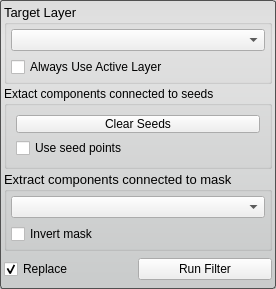
Old version of the form Interface/ToolInterface/ConnectedComponentFilterInterface.ui in the repository jessdtate/Seg3D.
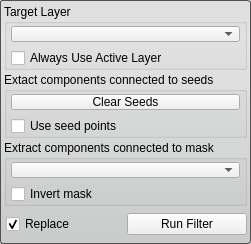
New version of the form.

```diff
--- a/Interface/ToolInterface/ConnectedComponentFilterInterface.ui
+++ b/Interface/ToolInterface/ConnectedComponentFilterInterface.ui
@@ -6,8 +6,8 @@
    <rect>
     <x>0</x>
     <y>0</y>
-    <width>276</width>
-    <height>289</height>
+    <width>251</width>
+    <height>244</height>
    </rect>
   </property>
   <property name="sizePolicy">
@@ -47,16 +47,20 @@
    </property>
    <item>
     <widget class="QGroupBox" name="target_groupbox_">
-     <property name="font">
-      <font>
-       <pointsize>10</pointsize>
-      </font>
-     </property>
      <property name="title">
       <string>Target Layer</string>
      </property>
      <layout class="QVBoxLayout" name="verticalLayout_4">
-      <property name="margin">
+      <property name="leftMargin">
+       <number>4</number>
+      </property>
+      <property name="topMargin">
+       <number>2</number>
+      </property>
+      <property name="rightMargin">
+       <number>4</number>
+      </property>
+      <property name="bottomMargin">
        <number>4</number>
       </property>
       <item>
@@ -70,10 +74,28 @@
        </widget>
       </item>
       <item>
-       <widget class="QCheckBox" name="use_active_layer_">
-        <property name="text">
-         <string>Always Use Active Layer</string>
+       <widget class="QWidget" name="widget_2" native="true">
+        <property name="minimumSize">
+         <size>
+          <width>0</width>
+          <height>20</height>
+         </size>
         </property>
+        <layout class="QHBoxLayout" name="horizontalLayout_2">
+         <property name="spacing">
+          <number>0</number>
+         </property>
+         <property name="margin">
+          <number>0</number>
+         </property>
+         <item>
+          <widget class="QCheckBox" name="use_active_layer_">
+           <property name="text">
+            <string>Always Use Active Layer</string>
+           </property>
+          </widget>
+         </item>
+        </layout>
        </widget>
       </item>
      </layout>
@@ -85,6 +107,21 @@
       <string>Extact components connected to seeds</string>
      </property>
      <layout class="QVBoxLayout" name="verticalLayout_2">
+      <property name="spacing">
+       <number>6</number>
+      </property>
+      <property name="leftMargin">
+       <number>4</number>
+      </property>
+      <property name="topMargin">
+       <number>2</number>
+      </property>
+      <property name="rightMargin">
+       <number>4</number>
+      </property>
+      <property name="bottomMargin">
+       <number>4</number>
+      </property>
       <item>
        <widget class="QPushButton" name="clearSeedsButton">
         <property name="sizePolicy">
@@ -99,10 +136,28 @@
        </widget>
       </item>
       <item>
-       <widget class="QCheckBox" name="use_seeds_">
-        <property name="text">
-         <string>Use seed points</string>
+       <widget class="QWidget" name="widget_3" native="true">
+        <property name="minimumSize">
+         <size>
+          <width>0</width>
+          <height>20</height>
+         </size>
         </property>
+        <layout class="QHBoxLayout" name="horizontalLayout_3">
+         <property name="spacing">
+          <number>0</number>
+         </property>
+         <property name="margin">
+          <number>0</number>
+         </property>
+         <item>
+          <widget class="QCheckBox" name="use_seeds_">
+           <property name="text">
+            <string>Use seed points</string>
+           </property>
+          </widget>
+         </item>
+        </layout>
        </widget>
       </item>
      </layout>
@@ -110,16 +165,20 @@
    </item>
    <item>
     <widget class="QGroupBox" name="connected_to_mask_groupbox_">
-     <property name="font">
-      <font>
-       <pointsize>10</pointsize>
-      </font>
-     </property>
      <property name="title">
       <string>Extract components connected to mask</string>
      </property>
      <layout class="QVBoxLayout" name="verticalLayout_5">
-      <property name="margin">
+      <property name="leftMargin">
+       <number>4</number>
+      </property>
+      <property name="topMargin">
+       <number>2</number>
+      </property>
+      <property name="rightMargin">
+       <number>4</number>
+      </property>
+      <property name="bottomMargin">
        <number>4</number>
       </property>
       <item>
@@ -133,10 +192,28 @@
        </widget>
       </item>
       <item>
-       <widget class="QCheckBox" name="invert_mask_">
-        <property name="text">
-         <string>Invert mask</string>
+       <widget class="QWidget" name="widget_4" native="true">
+        <property name="minimumSize">
+         <size>
+          <width>0</width>
+          <height>20</height>
+         </size>
         </property>
+        <layout class="QHBoxLayout" name="horizontalLayout_4">
+         <property name="spacing">
+          <number>0</number>
+         </property>
+         <property name="margin">
+          <number>0</number>
+         </property>
+         <item>
+          <widget class="QCheckBox" name="invert_mask_">
+           <property name="text">
+            <string>Invert mask</string>
+           </property>
+          </widget>
+         </item>
+        </layout>
        </widget>
       </item>
      </layout>
@@ -160,7 +237,16 @@
       <property name="spacing">
        <number>0</number>
       </property>
-      <property name="margin">
+      <property name="leftMargin">
+       <number>2</number>
+      </property>
+      <property name="topMargin">
+       <number>0</number>
+      </property>
+      <property name="rightMargin">
+       <number>0</number>
+      </property>
+      <property name="bottomMargin">
        <number>0</number>
       </property>
       <item>
```
